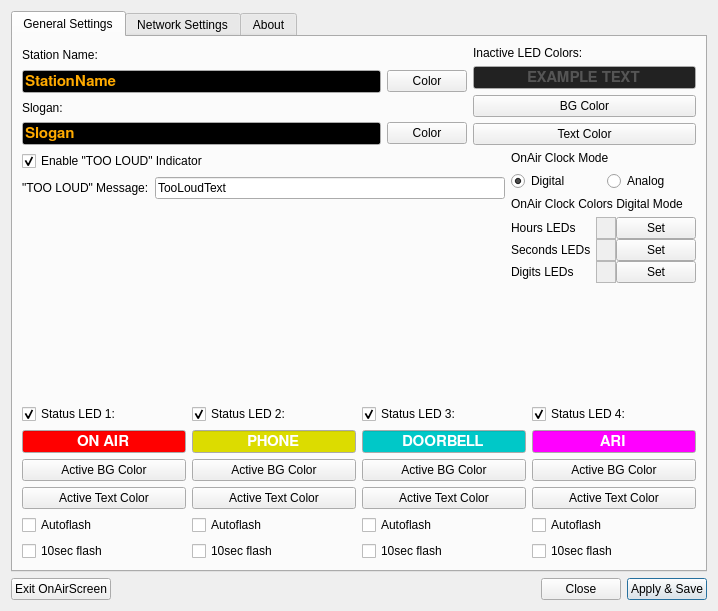
Old version of the form settings.ui in the repository saschaludwig/OnAirScreen.
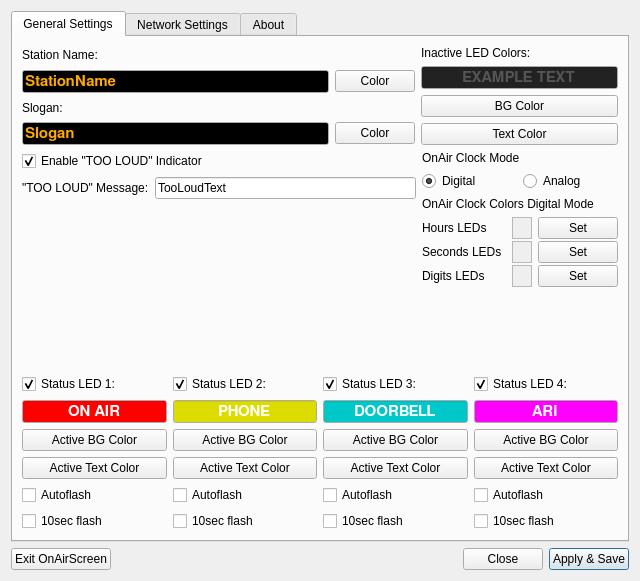
New version of the form. Icons and pictures are not drawn.

Commit message: fixes size/spacing bugs

```diff
--- a/settings.ui
+++ b/settings.ui
@@ -6,10 +6,16 @@
    <rect>
     <x>0</x>
     <y>0</y>
-    <width>718</width>
-    <height>611</height>
+    <width>640</width>
+    <height>581</height>
    </rect>
   </property>
+  <property name="minimumSize">
+   <size>
+    <width>640</width>
+    <height>0</height>
+   </size>
+  </property>
   <property name="windowTitle">
    <string>OnAirScreen Settings</string>
   </property>
@@ -550,10 +556,10 @@
               <set>Qt::AlignLeading|Qt::AlignLeft|Qt::AlignTop</set>
              </property>
              <property name="horizontalSpacing">
-              <number>5</number>
+              <number>10</number>
              </property>
              <property name="verticalSpacing">
-              <number>0</number>
+              <number>2</number>
              </property>
              <item row="0" column="0">
               <widget class="QLabel" name="label_12">
@@ -578,6 +584,9 @@
              </item>
              <item row="0" column="1">
               <layout class="QHBoxLayout" name="horizontalLayout_6">
+               <property name="spacing">
+                <number>6</number>
+               </property>
                <item>
                 <widget class="QFrame" name="DigitalHourColor">
                  <property name="minimumSize">
@@ -608,6 +617,9 @@
              </item>
              <item row="2" column="1">
               <layout class="QHBoxLayout" name="horizontalLayout_10">
+               <property name="spacing">
+                <number>6</number>
+               </property>
                <item>
                 <widget class="QFrame" name="DigitalSecondColor">
                  <property name="minimumSize">
@@ -638,6 +650,9 @@
              </item>
              <item row="3" column="1">
               <layout class="QHBoxLayout" name="horizontalLayout_11">
+               <property name="spacing">
+                <number>6</number>
+               </property>
                <item>
                 <widget class="QFrame" name="DigitalDigitColor">
                  <property name="minimumSize">
```
